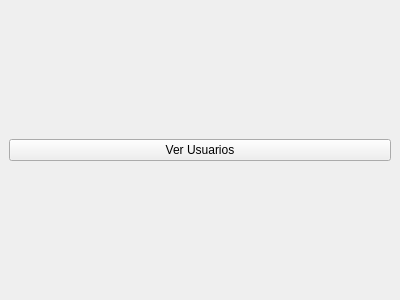
Above: src/Vista/Ui/VistaMenuAdministrador.ui from danielreynaa/TrabajoPowerGym before the change. Below: the same form after it.
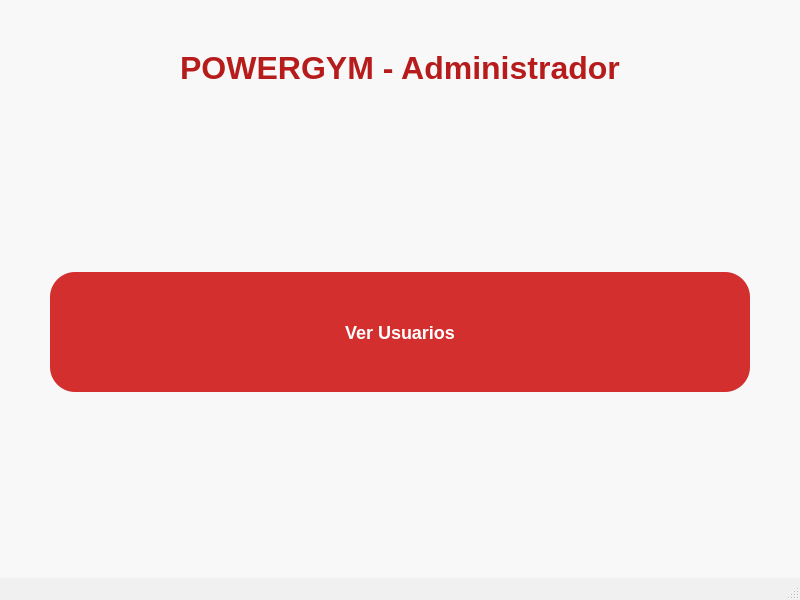
That is the form after the change.

The edit to the form file:
```diff
--- a/src/Vista/Ui/VistaMenuAdministrador.ui
+++ b/src/Vista/Ui/VistaMenuAdministrador.ui
@@ -1,20 +1,125 @@
 <?xml version="1.0" encoding="UTF-8"?>
 <ui version="4.0">
- <class>VistaMenuAdministrador</class>
- <widget class="QMainWindow" name="VistaMenuAdministrador">
-  <property name="geometry">
-   <rect><x>0</x><y>0</y><width>400</width><height>300</height></rect>
+ <class>VistaMenuAdministrador</class> <widget class="QMainWindow" name="VistaMenuAdministrador"> <property name="geometry">
+   <rect>
+    <x>0</x>
+    <y>0</y>
+    <width>800</width> <height>600</height>
+   </rect>
   </property>
-  <property name="windowTitle"><string>Menú Administrador</string></property>
+  <property name="windowTitle">
+   <string>POWERGYM - Menú Administrador</string> </property>
+  <property name="styleSheet"> <string notr="true">
+    QMainWindow#VistaMenuAdministrador { /* Usamos el objectName de la ventana principal */
+        background-color: #f0f0f0; /* Color de fondo gris claro */
+    }
+    QWidget#centralwidget {
+        background-color: #f8f8f8; /* Color de fondo del widget central, un poco más claro */
+    }
+    
+    QLabel { /* Estilo general para todos los QLabel */
+        color: #333333;
+        font-size: 16px;
+        font-weight: 500;
+    }
+
+    QLabel#labelTituloPrincipal { /* Estilo específico para el nuevo título principal */
+        color: #B71C1C; /* Rojo oscuro para el texto del título */
+        font-size: 32px; /* Tamaño de fuente grande */
+        font-weight: bold;
+        padding-bottom: 20px;
+    }
+
+    QPushButton {
+        background-color: #D32F2F; /* Rojo vibrante */
+        color: white;
+        border: none;
+        border-radius: 25px; /* Bordes más redondeados para botones grandes */
+        padding: 20px;
+        font-size: 18px;
+        font-weight: bold;
+        min-width: 150px; /* Ancho mínimo para botones */
+        min-height: 80px; /* Altura mínima para botones */
+    }
+    QPushButton:hover {
+        background-color: #C62828; /* Rojo más oscuro al pasar el ratón */
+    }
+   </string>
+  </property>
   <widget class="QWidget" name="centralwidget">
-   <layout class="QVBoxLayout" name="verticalLayout">
+   <layout class="QVBoxLayout" name="verticalLayout_main"> <property name="spacing">
+     <number>30</number>
+    </property>
+    <property name="leftMargin">
+     <number>50</number>
+    </property>
+    <property name="topMargin">
+     <number>50</number>
+    </property>
+    <property name="rightMargin">
+     <number>50</number>
+    </property>
+    <property name="bottomMargin">
+     <number>50</number>
+    </property>
+
     <item>
-     <widget class="QPushButton" name="botonVerUsuarios">
-      <property name="text"><string>Ver Usuarios</string></property>
+     <widget class="QLabel" name="labelTituloPrincipal"> <property name="text">
+       <string>POWERGYM - Administrador</string>
+      </property>
+      <property name="alignment">
+       <set>Qt::AlignCenter</set>
+      </property>
      </widget>
     </item>
+
+    <item>
+     <spacer name="verticalSpacer_top"> <property name="orientation">
+       <enum>Qt::Vertical</enum>
+      </property>
+      <property name="sizeHint" stdset="0">
+       <size>
+        <width>20</width>
+        <height>40</height>
+       </size>
+      </property>
+     </spacer>
+    </item>
+
+    <item>
+     <layout class="QGridLayout" name="gridLayout_admin_buttons"> <property name="spacing">
+       <number>30</number>
+      </property>
+      
+      <item row="0" column="0">
+       <widget class="QPushButton" name="botonVerUsuarios">
+        <property name="text">
+         <string>Ver Usuarios</string>
+        </property>
+       </widget>
+      </item>
+      
+      </layout>
+    </item>
+
+    <item>
+     <spacer name="verticalSpacer_bottom">
+      <property name="orientation">
+       <enum>Qt::Vertical</enum>
+      </property>
+      <property name="sizeHint" stdset="0">
+       <size>
+        <width>20</width>
+        <height>40</height>
+       </size>
+      </property>
+     </spacer>
+    </item>
+
    </layout>
   </widget>
+  <widget class="QMenuBar" name="menubar"/>
+  <widget class="QStatusBar" name="statusbar"/>
  </widget>
  <resources/>
  <connections/>
```
